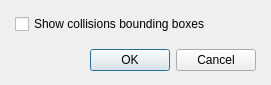
First picture: the form in Editor/Dialogs/dialogdebugoptions.ui, repository RPG-Paper-Maker/RPG-Paper-Maker, before the edit.
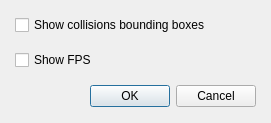
Second picture: the form after the edit.

Commit message: Show FPS option

What changed in the file:
```diff
--- a/Editor/Dialogs/dialogdebugoptions.ui
+++ b/Editor/Dialogs/dialogdebugoptions.ui
@@ -7,7 +7,7 @@
     <x>0</x>
     <y>0</y>
     <width>271</width>
-    <height>85</height>
+    <height>123</height>
    </rect>
   </property>
   <property name="windowTitle">
@@ -38,6 +38,13 @@
        </property>
       </widget>
      </item>
+     <item>
+      <widget class="QCheckBox" name="checkBoxShowFPS">
+       <property name="text">
+        <string>Show FPS</string>
+       </property>
+      </widget>
+     </item>
      <item>
       <widget class="QDialogButtonBox" name="buttonBox">
        <property name="orientation">
```
The commit also changes 9 other files.
